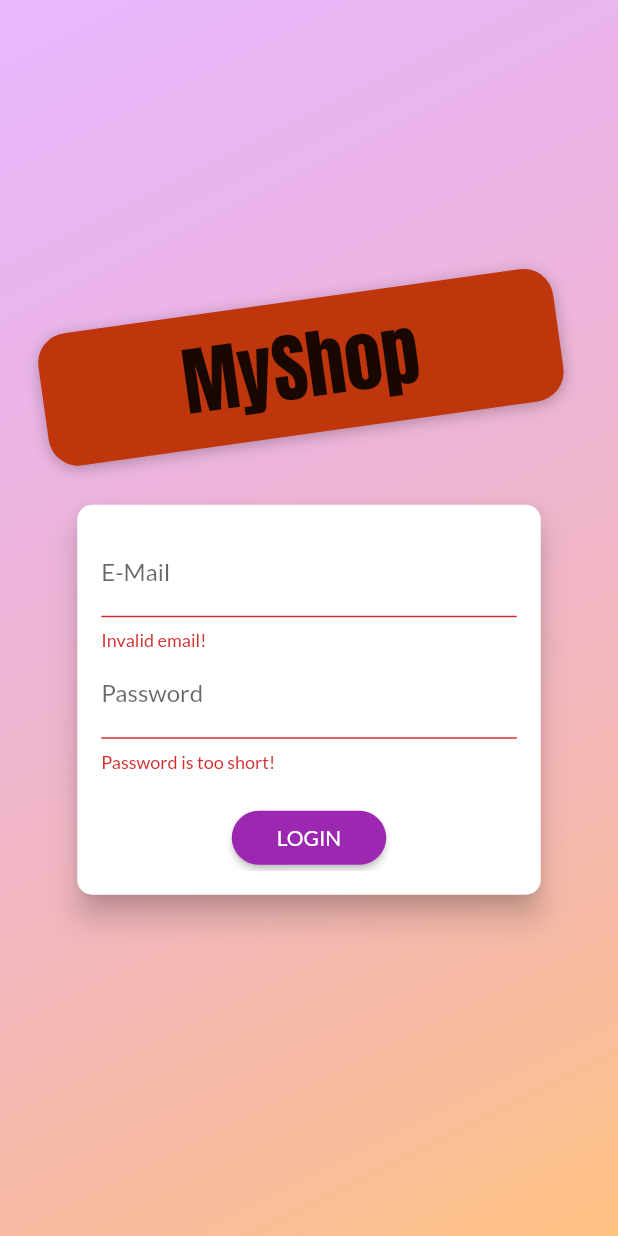
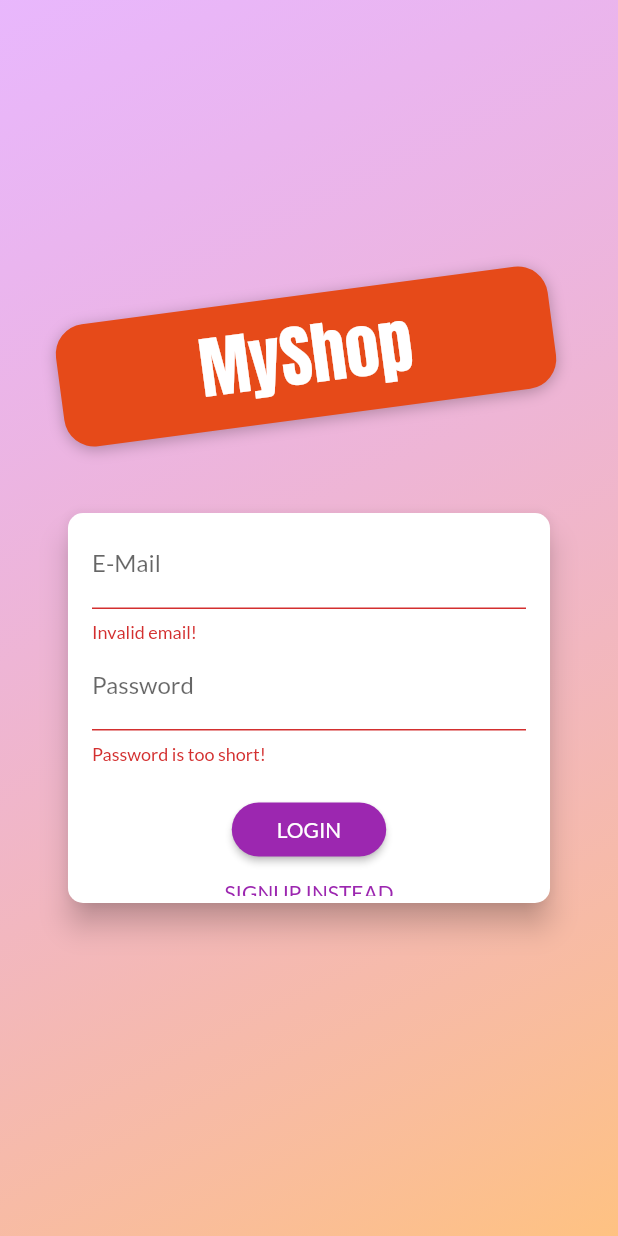
Before and after one commit to AyariAhmed/Shop-app, a Flutter app: the AuthScreen screen opened directly, after a tap on "LOGIN", on a phone screen of 412 x 824 dp. Run offline on Flutter 3.47's test engine with Material 2 defaults, Android fonts, the phone set to English and light mode, and no system bars.

Commit message:
auth setup

```diff
--- a/lib/main.dart
+++ b/lib/main.dart
@@ -1,7 +1,9 @@
 import 'package:flutter/material.dart';
 import 'package:provider/provider.dart';
+import 'package:shop_app/providers/auth.dart';
 import 'package:shop_app/providers/cart.dart';
 import 'package:shop_app/providers/orders.dart';
+import 'package:shop_app/screens/auth_screen.dart';
 import 'package:shop_app/screens/cart_screen.dart';
 import 'package:shop_app/screens/edit_product_screen.dart';
 import 'package:shop_app/screens/orders_screen.dart';
@@ -17,6 +19,7 @@ class MyApp extends StatelessWidget {
   Widget build(BuildContext context) {
     return MultiProvider(
       providers: [
+        ChangeNotifierProvider(create: (ctx) => Auth()),
         ChangeNotifierProvider(create: (ctx) => Products()),
         ChangeNotifierProvider(create: (ctx) => Cart()),
         ChangeNotifierProvider(create: (ctx) => Orders())
@@ -29,8 +32,9 @@ class MyApp extends StatelessWidget {
           accentColor: Colors.grey,
           fontFamily: 'Lato',
         ),
-        home: ProductsOverviewScreen(),
+        home: AuthScreen(),
         routes: {
+          ProductsOverviewScreen.routeName : (ctx) => ProductsOverviewScreen(),
           ProductDetailScreen.routeName: (ctx) => ProductDetailScreen(),
           CartScreen.routeName : (ctx) => CartScreen(),
           OrdersScreen.routeName : (ctx) => OrdersScreen(),
--- /dev/null
+++ b/lib/providers/auth.dart
@@ -0,0 +1,29 @@
+import 'package:flutter/material.dart';
+import 'package:http/http.dart' as http;
+import 'dart:convert';
+
+class Auth with ChangeNotifier {
+  String _token;
+  DateTime _expiryDate;
+  String _userId;
+
+  final Map<String,String> _keyParam = {'key':'AIzaSyDuG - RA277C431Lk2uDLaDMNfAYtq4ThgU'};
+
+  Future<void> signup(String email, String password) async {
+    final url = Uri.https('identitytoolkit.googleapis.com',
+        '/v1/accounts:signUp',_keyParam);
+    final response = await http.post(url,
+        body: json.encode(
+            {"email": email, "password": password, "returnSecureToken": true}));
+    print(json.decode(response.body));
+  }
+
+  Future<void> signin(String email, String password) async {
+    final url = Uri.https('identitytoolkit.googleapis.com',
+        '/v1/accounts:signInWithPassword',_keyParam);
+    final response = await http.post(url,
+        body: json.encode(
+            {"email": email, "password": password, "returnSecureToken": true}));
+    print(json.decode(response.body));
+  }
+}
--- a/lib/screens/auth_screen.dart
+++ b/lib/screens/auth_screen.dart
@@ -1,6 +1,7 @@
 import 'dart:math';
-
 import 'package:flutter/material.dart';
+import 'package:provider/provider.dart';
+import 'package:shop_app/providers/auth.dart';
 
 enum AuthMode { Signup, Login }
 
@@ -39,15 +40,14 @@ class AuthScreen extends StatelessWidget {
                 children: <Widget>[
                   Flexible(
                     child: Container(
-                      margin: EdgeInsets.only(bottom: 20.0),
+                      margin: EdgeInsets.only(bottom: 38.0),
                       padding:
                           EdgeInsets.symmetric(vertical: 8.0, horizontal: 94.0),
-                      transform: Matrix4.rotationZ(-8 * pi / 180)
-                        ..translate(-10.0),
-                      // ..translate(-10.0),
+                      transform: Matrix4.rotationZ(-8 * pi / 190)
+                        ..translate(-6.0),
                       decoration: BoxDecoration(
                         borderRadius: BorderRadius.circular(20),
-                        color: Colors.deepOrange.shade900,
+                        color: Colors.deepOrange.shade700,
                         boxShadow: [
                           BoxShadow(
                             blurRadius: 8,
@@ -59,8 +59,8 @@ class AuthScreen extends StatelessWidget {
                       child: Text(
                         'MyShop',
                         style: TextStyle(
-                          color: Theme.of(context).accentTextTheme.title.color,
-                          fontSize: 50,
+                          color: Colors.white,
+                          fontSize: 45,
                           fontFamily: 'Anton',
                           fontWeight: FontWeight.normal,
                         ),
@@ -91,8 +91,14 @@ class AuthCard extends StatefulWidget {
 }
 
 class _AuthCardState extends State<AuthCard> {
+
   final GlobalKey<FormState> _formKey = GlobalKey();
+  final _passwordFocusNode = FocusNode();
+  final _confirmPasswordFocusNode = FocusNode();
+  final _submitFocusNode = FocusNode();
+
   AuthMode _authMode = AuthMode.Login;
+
   Map<String, String> _authData = {
     'email': '',
     'password': '',
@@ -100,7 +106,7 @@ class _AuthCardState extends State<AuthCard> {
   var _isLoading = false;
   final _passwordController = TextEditingController();
 
-  void _submit() {
+  Future<void> _submit() async{
     if (!_formKey.currentState.validate()) {
       // Invalid!
       return;
@@ -111,8 +117,10 @@ class _AuthCardState extends State<AuthCard> {
     });
     if (_authMode == AuthMode.Login) {
       // Log user in
+      await Provider.of<Auth>(context,listen: false).signin(_authData['email'], _authData['password']);
     } else {
       // Sign user up
+     await Provider.of<Auth>(context,listen: false).signup(_authData['email'], _authData['password']);
     }
     setState(() {
       _isLoading = false;
@@ -134,17 +142,18 @@ class _AuthCardState extends State<AuthCard> {
   @override
   Widget build(BuildContext context) {
     final deviceSize = MediaQuery.of(context).size;
+
     return Card(
       shape: RoundedRectangleBorder(
         borderRadius: BorderRadius.circular(10.0),
       ),
       elevation: 8.0,
       child: Container(
-        height: _authMode == AuthMode.Signup ? 320 : 260,
+        height: _authMode == AuthMode.Signup ? 560 : 260,
         constraints:
-            BoxConstraints(minHeight: _authMode == AuthMode.Signup ? 320 : 260),
-        width: deviceSize.width * 0.75,
-        padding: EdgeInsets.all(16.0),
+            BoxConstraints(minHeight: _authMode == AuthMode.Signup ? 560 : 260),
+        width: deviceSize.width * 0.78,
+        padding: EdgeInsets.symmetric(horizontal: 16,vertical: 5),
         child: Form(
           key: _formKey,
           child: SingleChildScrollView(
@@ -153,8 +162,13 @@ class _AuthCardState extends State<AuthCard> {
                 TextFormField(
                   decoration: InputDecoration(labelText: 'E-Mail'),
                   keyboardType: TextInputType.emailAddress,
+                  onFieldSubmitted: (_){
+                    FocusScope.of(context).requestFocus(_passwordFocusNode);
+                  },
                   validator: (value) {
-                    if (value.isEmpty || !value.contains('@')) {
+                    if (value.isEmpty ||
+                        !value.contains('@') ||
+                        !value.contains('.')) {
                       return 'Invalid email!';
                     }
                     return null;
@@ -166,6 +180,10 @@ class _AuthCardState extends State<AuthCard> {
                 TextFormField(
                   decoration: InputDecoration(labelText: 'Password'),
                   obscureText: true,
+                  focusNode: _passwordFocusNode,
+                  onFieldSubmitted: (_){
+                    FocusScope.of(context).requestFocus(_confirmPasswordFocusNode);
+                  },
                   controller: _passwordController,
                   validator: (value) {
                     if (value.isEmpty || value.length < 5) {
@@ -181,6 +199,10 @@ class _AuthCardState extends State<AuthCard> {
                   TextFormField(
                     enabled: _authMode == AuthMode.Signup,
                     decoration: InputDecoration(labelText: 'Confirm Password'),
+                    focusNode: _confirmPasswordFocusNode,
+                    onFieldSubmitted: (_){
+                      FocusScope.of(context).requestFocus(_submitFocusNode);
+                    },
                     obscureText: true,
                     validator: _authMode == AuthMode.Signup
                         ? (value) {
@@ -202,6 +224,7 @@ class _AuthCardState extends State<AuthCard> {
                     child:
                         Text(_authMode == AuthMode.Login ? 'LOGIN' : 'SIGN UP'),
                     onPressed: _submit,
+                    focusNode: _submitFocusNode,
                     shape: RoundedRectangleBorder(
                       borderRadius: BorderRadius.circular(30),
                     ),
--- a/lib/screens/products_overview_screen.dart
+++ b/lib/screens/products_overview_screen.dart
@@ -10,6 +10,7 @@ import 'package:shop_app/providers/products.dart';
 enum FilterOptions { Favorites, All }
 
 class ProductsOverviewScreen extends StatefulWidget {
+  static const routeName = '/products-overview';
   @override
   _ProductsOverviewScreenState createState() => _ProductsOverviewScreenState();
 }
```
